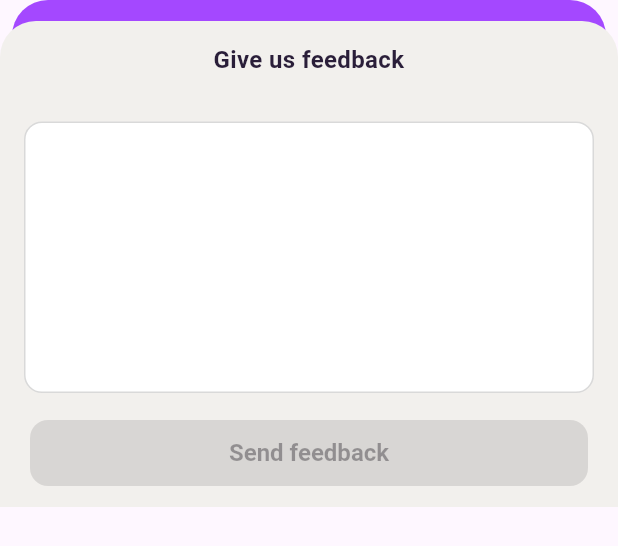
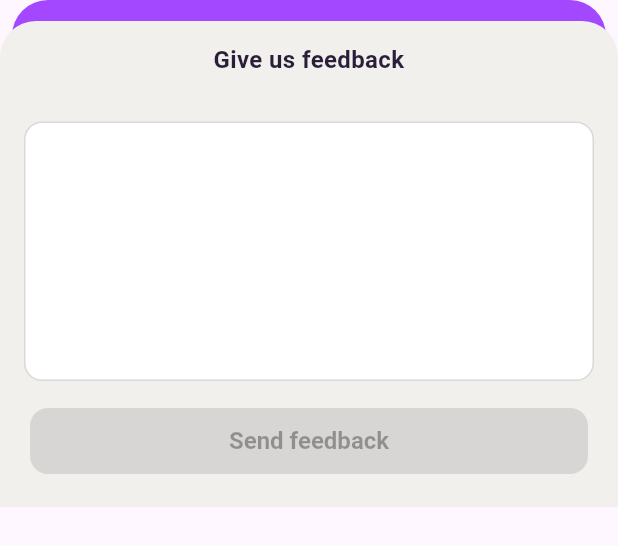
Before and after one commit to TytaniumDev/AvaTakeHome, a Flutter app: the FeedbackSheetView widget shown alone on an empty page, opened directly, on a phone screen of 412 x 824 dp. Shown: the top 546 px of the screen. Run offline on Flutter 3.47's test engine with Material 3 defaults, Android fonts, the light colour scheme and no system bars; our stand-ins replace fl_chart, flutter_riverpod, flutter_svg, freezed_annotation, go_router, jiffy and 2 more; missing offline and left inert: fading_edge_scrollview; accounts and stored records are empty; generated files the repository leaves out were written again.

Commit message:
Add more bottom padding the to feedback sheet

```diff
--- a/ava_take_home/lib/components/feedback_sheet/feedback_sheet_view.dart
+++ b/ava_take_home/lib/components/feedback_sheet/feedback_sheet_view.dart
@@ -90,7 +90,7 @@ class _FeedbackSheetViewState extends State<FeedbackSheetView> {
                     child: const Text('Send feedback'),
                   ),
                 ),
-                const SizedBox(height: 12),
+                const SizedBox(height: 20),
               ],
             ),
           ),
```
Also changed, not shown: 4 other files.
